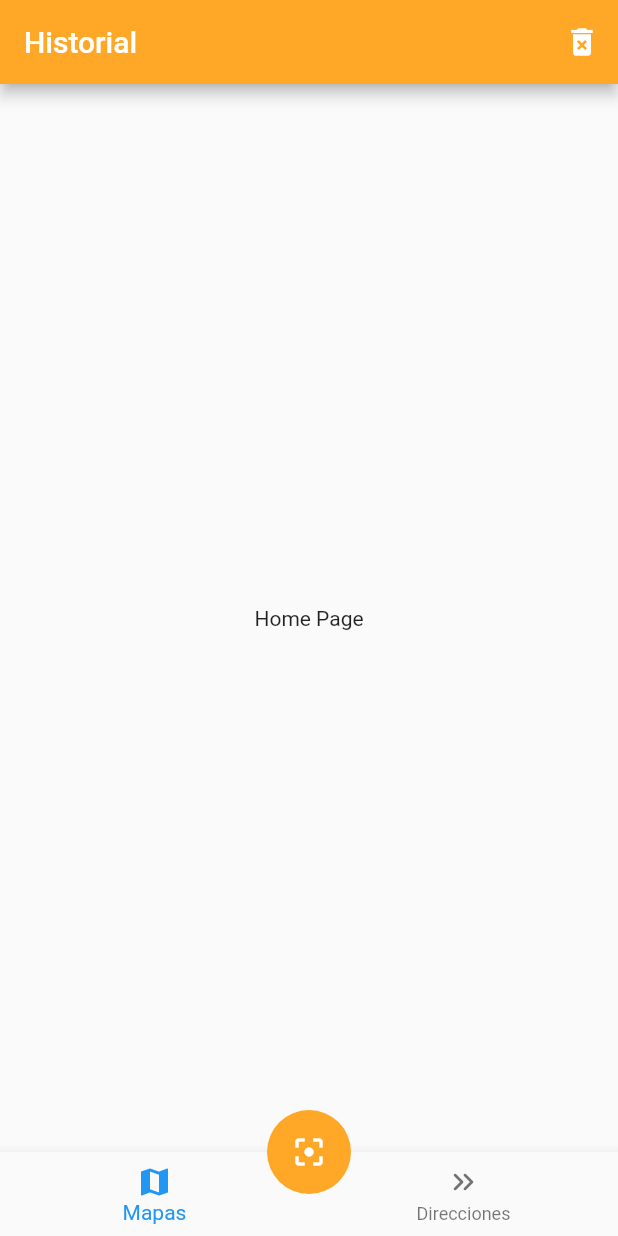
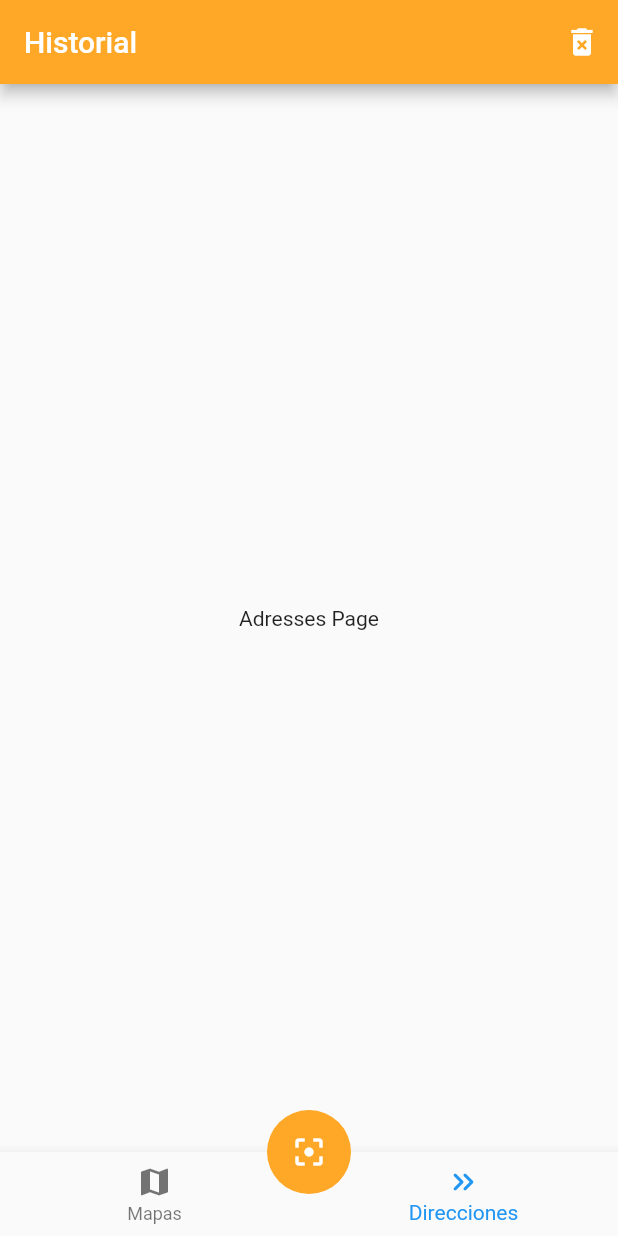
Before and after one commit to Miguel-GH681/QRCricket, a Flutter app: the screen it shows after launch, on a phone screen of 412 x 824 dp. Run offline on Flutter 3.47's test engine with Material 2 defaults, Android fonts, the phone set to English and light mode, and no system bars; missing offline and left inert: flutter_barcode_scanner.

```diff
--- a/lib/main.dart
+++ b/lib/main.dart
@@ -1,6 +1,8 @@
 import 'package:flutter/material.dart';
+import 'package:provider/provider.dart';
 import 'package:qr_cricket/pages/home_page.dart';
 import 'package:qr_cricket/pages/map_page.dart';
+import 'package:qr_cricket/providers/ui_provider.dart';
 import 'package:qr_cricket/theme/custom_theme.dart';
 
 void main() => runApp(const MyApp());
@@ -10,7 +12,11 @@ class MyApp extends StatelessWidget {
 
   @override
   Widget build(BuildContext context) {
-    return MaterialApp(
+    return MultiProvider(
+      providers: [
+        ChangeNotifierProvider(create: (_)=> new UiProvider()),
+      ],
+      child: MaterialApp(
         title: 'QR Reader',
         initialRoute: 'home',
         routes: {
@@ -18,6 +24,7 @@ class MyApp extends StatelessWidget {
           'map' : (_) => MapPage()
         },
         theme: CustomTheme.lightTheme
+      ),
     );
   }
 }
--- /dev/null
+++ b/lib/pages/adresses_page.dart
@@ -0,0 +1,12 @@
+import 'package:flutter/material.dart';
+
+class AdressesPage extends StatelessWidget {
+  const AdressesPage({super.key});
+
+  @override
+  Widget build(BuildContext context) {
+    return Center(
+      child: Text('Adresses Page'),
+    );
+  }
+}
--- a/lib/pages/home_page.dart
+++ b/lib/pages/home_page.dart
@@ -1,4 +1,8 @@
 import 'package:flutter/material.dart';
+import 'package:provider/provider.dart';
+import 'package:qr_cricket/pages/adresses_page.dart';
+import 'package:qr_cricket/pages/maps_page.dart';
+import 'package:qr_cricket/providers/ui_provider.dart';
 import 'package:qr_cricket/widgets/custom_navigatorbar.dart';
 import 'package:qr_cricket/widgets/scanner_button.dart';
 
@@ -7,6 +11,7 @@ class HomePage extends StatelessWidget {
 
   @override
   Widget build(BuildContext context) {
+
     return Scaffold(
       appBar: AppBar(
         title: const Text('Historial'),
@@ -17,12 +22,33 @@ class HomePage extends StatelessWidget {
           )
         ],
       ),
-      body: const Center(
-        child: Text('Home Page'),
-      ),
+      body: const _HomePageBody(),
       bottomNavigationBar: CustomNavigatorBar(),
       floatingActionButton: ScannerButton(),
       floatingActionButtonLocation: FloatingActionButtonLocation.centerDocked,
     );
   }
 }
+
+class _HomePageBody extends StatelessWidget {
+  const _HomePageBody({super.key});
+
+  @override
+  Widget build(BuildContext context) {
+
+    final uiProvider = Provider.of<UiProvider>(context);
+
+    final currentIndex = uiProvider.selectedMenuOption;
+
+    switch (currentIndex) {
+      case 0:
+        return MapsPage();
+
+      case 1:
+        return AdressesPage();
+
+      default:
+        return MapsPage();
+    }
+  }
+}
--- /dev/null
+++ b/lib/providers/ui_provider.dart
@@ -0,0 +1,14 @@
+import 'package:flutter/material.dart';
+
+class UiProvider extends ChangeNotifier{
+  int _selectedMenuOption = 1;
+
+  int get selectedMenuOption {
+    return _selectedMenuOption;
+  }
+
+  set updateSelectedMenuOption( int i ) {
+    _selectedMenuOption = i;
+    notifyListeners();
+  }
+}
--- a/lib/widgets/custom_navigatorbar.dart
+++ b/lib/widgets/custom_navigatorbar.dart
@@ -1,11 +1,21 @@
 import 'package:flutter/material.dart';
+import 'package:provider/provider.dart';
+
+import '../providers/ui_provider.dart';
 
 class CustomNavigatorBar extends StatelessWidget {
   const CustomNavigatorBar({super.key});
 
   @override
   Widget build(BuildContext context) {
+
+    final uiProvider = Provider.of<UiProvider>(context);
+
+    final currentIndex = uiProvider.selectedMenuOption;
+
     return BottomNavigationBar(
+      onTap: (value) => uiProvider.updateSelectedMenuOption = value,
+      currentIndex: currentIndex,
       items: const [
         BottomNavigationBarItem(
           icon: Icon(Icons.map),
--- a/pubspec.yaml
+++ b/pubspec.yaml
@@ -35,6 +35,8 @@ dependencies:
   # The following adds the Cupertino Icons font to your application.
   # Use with the CupertinoIcons class for iOS style icons.
   cupertino_icons: ^1.0.2
+  provider: ^6.0.5
+  flutter_barcode_scanner: ^2.0.0
 
 dev_dependencies:
   flutter_test:
```
Also changed, not shown: lib/models/scan_model.dart (added, +31 -0 lines), lib/pages/maps_page.dart (added, +12 -0 lines), lib/widgets/scanner_button.dart (+6 -1 lines), lib/theme/custom_theme.dart (line endings or trailing spaces), pubspec.lock. Lines whose indentation alone changed are shown as unchanged.
